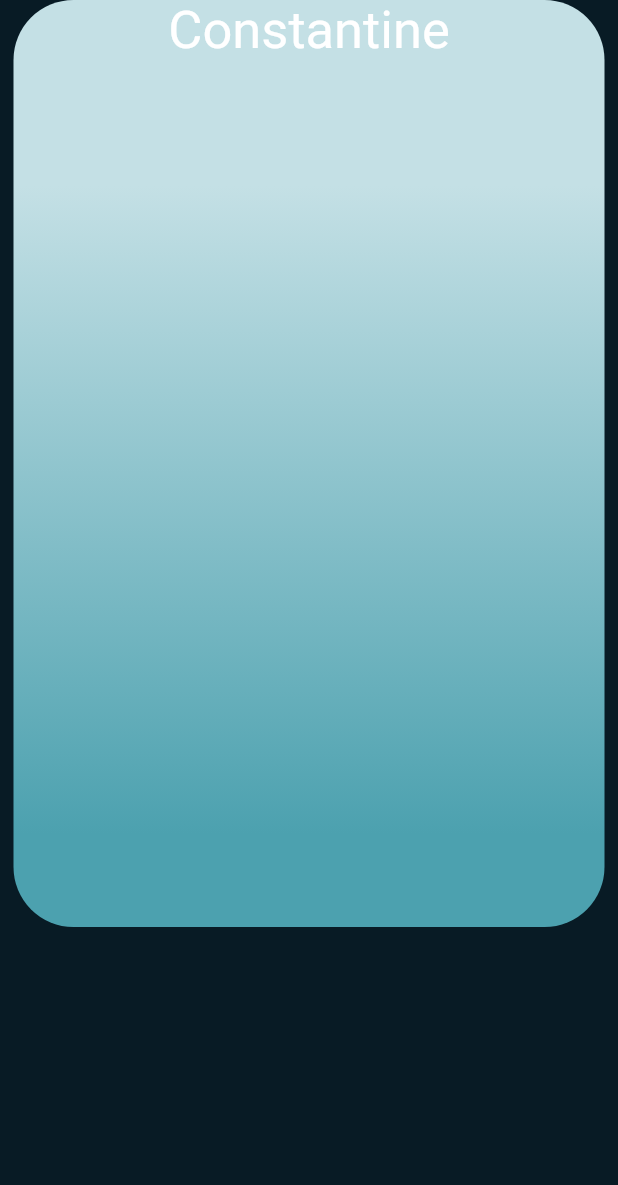
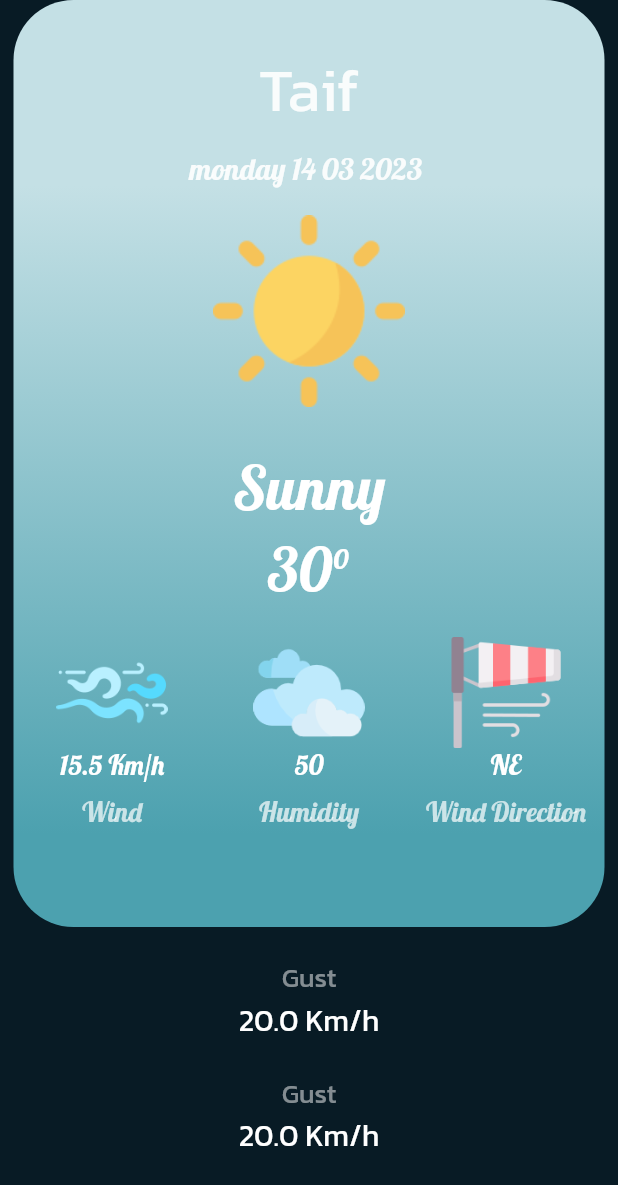
Before and after one commit to AzzamALjuaid/Weather, a Flutter app: the screen it shows after launch, on a phone screen of 412 x 824 dp. Shown: the top 1185 px of the screen. Run offline on Flutter 3.47's test engine with Material 2 defaults, Android fonts, the phone set to English and light mode, and no system bars.

Commit message:
Second commit

```diff
--- a/lib/home_page.dart
+++ b/lib/home_page.dart
@@ -13,6 +13,7 @@ class MyHomePage extends StatelessWidget {
             Container(
               height: size.height * 0.75,
               width: size.width,
+              padding: EdgeInsets.only(top: 30),
               margin: EdgeInsets.only(right: 9, left: 9),
               decoration: BoxDecoration(
                 borderRadius: BorderRadius.circular(40),
@@ -29,19 +30,180 @@ class MyHomePage extends StatelessWidget {
               child: Column(
                 children: [
                   Text(
-                    'Constantine',
+                    'Taif',
+                    style: TextStyle(color:Colors.white.withOpacity(0.9),
+                        fontSize: 40,
+                        fontFamily: 'Kanit'),
+                  ),
+              SizedBox(
+                height: 10,
+              ),
+              Text(
+                'monday 14 03 2023 ',
+                style: TextStyle(color:Colors.white.withOpacity(0.9),
+                    fontSize: 20,
+                    fontFamily: 'Lobster'),
+              ),
+               Image.asset(
+                   'assets/icons/sun.png',
+               width: size.width * 0.4,
+               ),
+                  SizedBox(
+                    height: 10,
+                  ),
+                  Text(
+                    'Sunny',
                     style: TextStyle(color:Colors.white,
-                        fontSize: 35,
-                        fontFamily: 'Kanit' ),
-                  )
+                        fontSize: 40,
+                        fontWeight: FontWeight.w300 ,
+                        fontFamily: 'Lobster'),
+                  ),
+              SizedBox(
+                height: 5,
+                ),
+                  Text(
+                    '30°',
+                    style: TextStyle(color:Colors.white,
+                        fontSize: 40,
+                        fontWeight: FontWeight.w500 ,
+                        fontFamily: 'Lobster'),
+                  ),
+                  SizedBox(
+                    height: 20,
+                  ),
+                  Row(
+                    children: [
+                    Expanded(
+                        child: Column(children: [
+                      Image.asset('assets/icons/wind.png',
+                      width: size.width * 0.18
+                        ,),
+                      Text(
+                        '15.5 Km/h',
+                      style: TextStyle(
+                        color: Colors.white,
+                          fontFamily: 'Lobster',
+                      fontSize: 18,
+                      fontWeight: FontWeight.w400),
+                      ),
+                      SizedBox(
+                        height: 8,
+                      ),
+                      Text(
+                        'Wind',
+                        style: TextStyle(
+                            color: Colors.white.withOpacity(0.7),
+                            fontFamily: 'Lobster',
+                            fontSize: 18,
+                            fontWeight: FontWeight.w400),
+                      ),
+                    ],
+                    )
+                    ),
+                      Expanded(child: Column(children: [
+                        Image.asset('assets/icons/clouds.png',
+                          width: size.width * 0.18
+                          ,),
+                        Text(
+                          '50',
+                          style: TextStyle(
+                              color: Colors.white,
+                              fontFamily: 'Lobster',
+                              fontSize: 18,
+                              fontWeight: FontWeight.w400),
+                        ),
+                        SizedBox(
+                          height: 8,
+                        ),
+                        Text(
+                          'Humidity',
+                          style: TextStyle(
+                              color: Colors.white.withOpacity(0.7),
+                              fontFamily: 'Lobster',
+                              fontSize: 18,
+                              fontWeight: FontWeight.w400),
+                        ),
+                      ],
+                      )
+                      ),
+                      Expanded(child: Column(children: [
+                        Image.asset('assets/icons/wind-flag.png',
+                          width: size.width * 0.18
+                          ,),
+                        Text(
+                          'NE',
+                          style: TextStyle(
+                              color: Colors.white,
+                              fontFamily: 'Lobster',
+                              fontSize: 18,
+                              fontWeight: FontWeight.w400),
+                        ),
+                        SizedBox(
+                          height: 8,
+                        ),
+                        Text(
+                          'Wind Direction',
+                          style: TextStyle(
+                              color: Colors.white.withOpacity(0.7),
+                              fontFamily: 'Lobster',
+                              fontSize: 18,
+                              fontWeight: FontWeight.w400),
+                        ),
+                      ],
+                      )
+                      ),
+                  ],
+                  ),
                 ],
               ),
-            )
+            ),
+            SizedBox(
+              height: 20,
+            ),
+            Row(
+              children: [
+                Expanded(child: Column(
+                  children: [
+                    Text(
+                      'Gust',
+                      style: TextStyle(
+                        color: Colors.white.withOpacity(0.5),
+                        fontFamily: 'Kanit',
+                        fontSize: 18),
+                    ),
+                    Text(
+                      '20.0 Km/h',
+                      style: TextStyle(
+                          color: Colors.white,
+                          fontFamily: 'Kanit',
+                          fontSize: 20),
+                    ),
+                    SizedBox(
+                      height: 20,
+                    ),
+                    Text(
+                      'Gust',
+                      style: TextStyle(
+                          color: Colors.white.withOpacity(0.5),
+                          fontFamily: 'Kanit',
+                          fontSize: 18),
+                    ),
+                    Text(
+                      '20.0 Km/h',
+                      style: TextStyle(
+                          color: Colors.white,
+                          fontFamily: 'Kanit',
+                          fontSize: 20),
+                    ),
+
+                  ],
+                ),
+                ),
+              ],
+            ),
           ],
         ),
-
       ),
-
     );
   }
 }
--- a/pubspec.yaml
+++ b/pubspec.yaml
@@ -59,8 +59,8 @@ flutter:
   uses-material-design: true
 
   # To add assets to your application, add an assets section, like this:
-  # assets:
-  #   - images/a_dot_burr.jpeg
+  assets:
+     - assets/icons/
   #   - images/a_dot_ham.jpeg
 
   # An image asset can refer to one or more resolution-specific "variants", see
@@ -74,7 +74,7 @@ flutter:
   # "family" key with the font family name, and a "fonts" key with a
   # list giving the asset and other descriptors for the font. For
   # example:
-fonts:
+  fonts:
      - family: Kanit
        fonts:
          - asset: assets/fonts/Kanit.ttf
```
Also changed, not shown: assets/icons/clouds.png (added), assets/icons/sun.png (added), assets/icons/wind-flag.png (added), assets/icons/wind.png (added).
